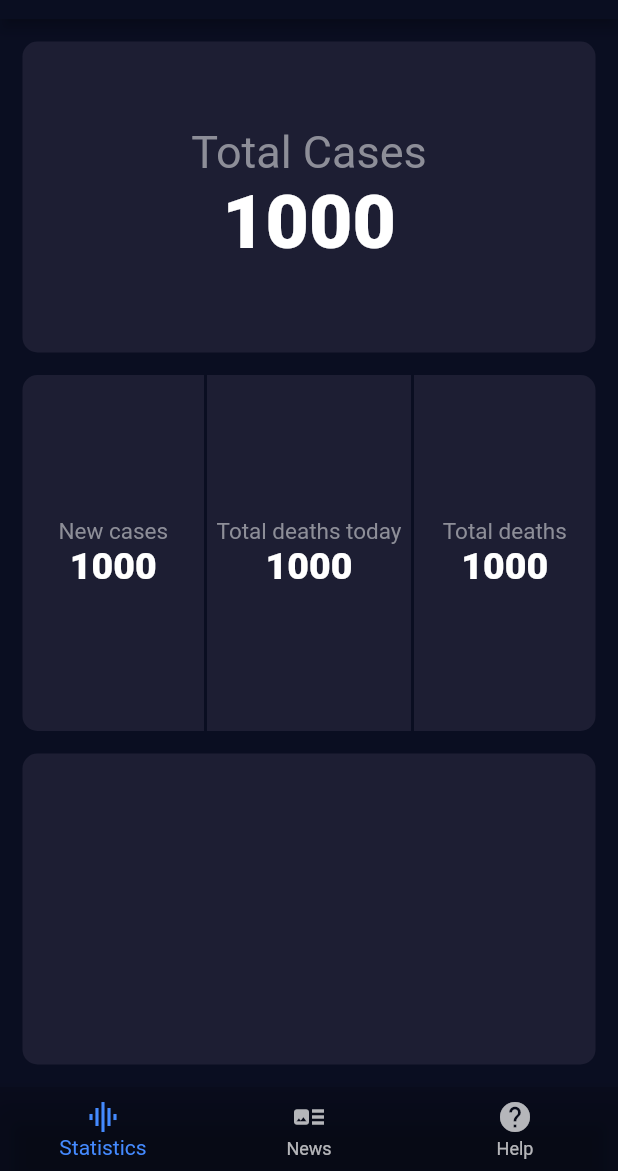
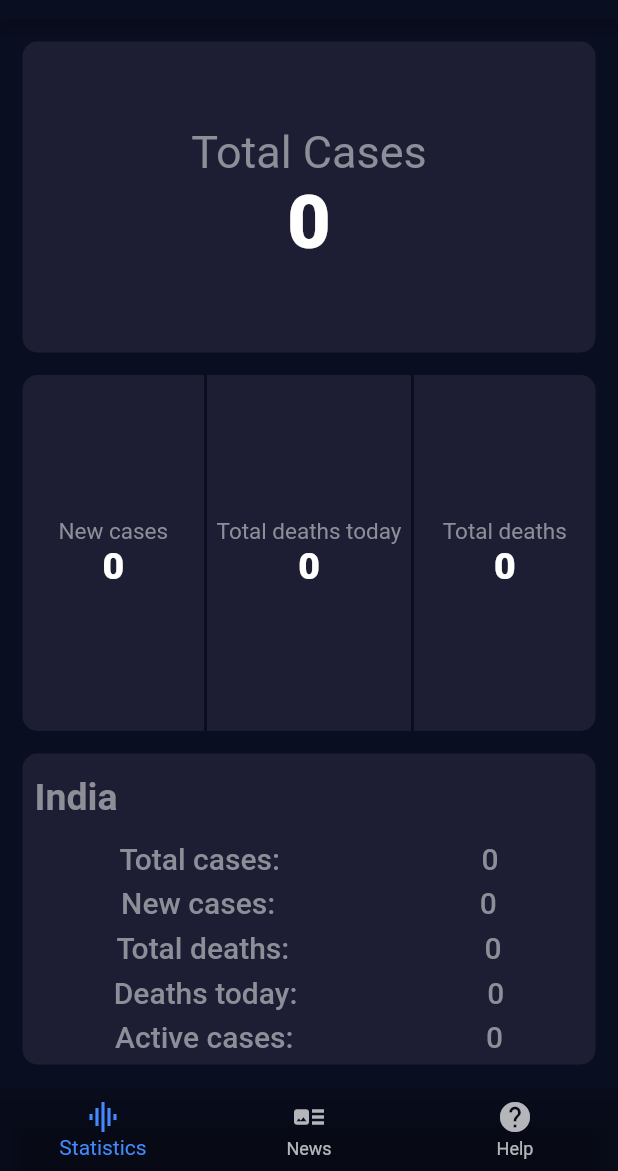
Before and after one commit to iamuv2000/covid19, a Flutter app: the screen it shows after launch, on a phone screen of 412 x 824 dp, the part 65-1236 px from its top. Run offline on Flutter 3.47's test engine with Material 2 defaults, Android fonts, the phone set to English and light mode, and no system bars; network calls fail.

Commit message:
Integrated statistics

```diff
--- a/lib/Screens/help.dart
+++ b/lib/Screens/help.dart
@@ -10,7 +10,7 @@ class _HelpScreenState extends State<HelpScreen> {
   @override
   Widget build(BuildContext context) {
     return Container(
-      child: Text("page3"),
+      child: Text("Helpline features comming soon!"),
     );
   }
 }
--- a/lib/Screens/main_page.dart
+++ b/lib/Screens/main_page.dart
@@ -11,13 +11,34 @@ class MainScreen extends StatefulWidget {
 
 class _MainScreenState extends State<MainScreen> {
 
-  int totalCases = 1000;
+  int totalCases = 0;
+  int totalNewCasesToday = 0;
+  int totalNewDeathsToday = 0;
+  int totalDeath = 0;
+  int totalCasesIndia = 0;
+  int totalNewIndiaCasesToday = 0;
+  int totalDeathIndia = 0;
+  int totalNewDeathsTodayIndia = 0;
+  int totalActiveCases = 0;
 
   void getData() async {
     NetworkHelper covidData = NetworkHelper('https://thevirustracker.com/free-api?global=stats');
+    NetworkHelper covidDataIndia = NetworkHelper('https://thevirustracker.com/free-api?countryTotal=IN');
     var globalData = await covidData.getData();
-    print(globalData);
-    //print(globalData['results'][0]);
+    var indiaData = await covidDataIndia.getData();
+    print(indiaData["countrydata"][0]);
+    setState(() {
+      totalCases = globalData['results'][0]['total_cases'];
+      totalNewCasesToday = globalData['results'][0]['total_new_cases_today'];
+      totalNewDeathsToday = globalData['results'][0]['total_new_deaths_today'];
+      totalDeath = globalData['results'][0]['total_deaths'];
+      totalCasesIndia = indiaData["countrydata"][0]["total_cases"];
+      totalNewIndiaCasesToday = indiaData["countrydata"][0]["total_new_cases_today"];
+      totalDeathIndia = indiaData["countrydata"][0]["total_deaths"];
+      totalNewDeathsTodayIndia = indiaData["countrydata"][0]["total_new_deaths_today"];
+      totalActiveCases = indiaData["countrydata"][0]["total_active_cases"];
+
+    });
   }
 
   void initState() {
@@ -27,9 +48,7 @@ class _MainScreenState extends State<MainScreen> {
 
   @override
   Widget build(BuildContext context) {
-    return Container(
-     child: Center(
-       child: Column(
+    return Column(
       children: <Widget>[
         Expanded(
           child: Row(
@@ -77,7 +96,7 @@ class _MainScreenState extends State<MainScreen> {
                             style: kLabelSubTextSize
                         ),
                         Text(
-                               '${totalCases.toString()}',
+                            '${totalNewCasesToday.toString()}',
                             style: kNumberSubTextStyle
                         ),
                       ],
@@ -100,7 +119,7 @@ class _MainScreenState extends State<MainScreen> {
                             style: kLabelSubTextSize
                         ),
                         Text(
-                               '${totalCases.toString()}',
+                            '${totalNewDeathsToday.toString()}',
                             style: kNumberSubTextStyle
                         ),
                       ],
@@ -125,7 +144,7 @@ class _MainScreenState extends State<MainScreen> {
                             style: kLabelSubTextSize
                         ),
                         Text(
-                               '${totalCases.toString()}',
+                            '${totalDeath.toString()}',
                             style: kNumberSubTextStyle
                         ),
                       ],
@@ -145,14 +164,95 @@ class _MainScreenState extends State<MainScreen> {
                       borderRadius: BorderRadius.circular(10.0),
                       color: kCardColorIndia,
                     ),
+                    child: Column(
+                      mainAxisAlignment: MainAxisAlignment.spaceEvenly,
+                      children: <Widget>[
+                        Row(
+                          children: <Widget>[
+                            Padding(
+                              padding: const EdgeInsets.all(8.0),
+                              child: Text(
+                                  'India',
+                                  style: kLabelIndia
+                              ),
+                            ),
+                          ]
+                        ),
+                        Row(
+                          mainAxisAlignment: MainAxisAlignment.spaceAround,
+                          children: <Widget>[
+                            Text(
+                                'Total cases: ',
+                                style: kNumberIndiaSubTextStyle
+                            ),
+                            Text(
+                                '${totalCasesIndia.toString()}',
+                                style: kNumberIndiaSubTextStyle
+                            ),
+                          ],
+                        ),
+                        Row(
+                          mainAxisAlignment: MainAxisAlignment.spaceAround,
+                          children: <Widget>[
+                            Text(
+                                'New cases: ',
+                                style: kNumberIndiaSubTextStyle
+                            ),
+                            Text(
+                                '${totalNewIndiaCasesToday.toString()}',
+                                style: kNumberIndiaSubTextStyle
+                            ),
+                          ],
+                        ),
+                        Row(
+                          mainAxisAlignment: MainAxisAlignment.spaceAround,
+                          children: <Widget>[
+                            Text(
+                                'Total deaths: ',
+                                style: kNumberIndiaSubTextStyle
+                            ),
+                            Text(
+                                '${totalDeathIndia.toString()}',
+                                style: kNumberIndiaSubTextStyle
+                            ),
+                          ],
+                        ),
+                        Row(
+                          mainAxisAlignment: MainAxisAlignment.spaceAround,
+                          children: <Widget>[
+                            Text(
+                                'Deaths today: ',
+                                style: kNumberIndiaSubTextStyle
+                            ),
+                            Text(
+                                '${totalNewDeathsTodayIndia.toString()}',
+                                style: kNumberIndiaSubTextStyle
+                            ),
+                          ],
+                        ),
+                        Row(
+                          mainAxisAlignment: MainAxisAlignment.spaceAround,
+                          children: <Widget>[
+                            Text(
+                                'Active cases: ',
+                                style: kNumberIndiaSubTextStyle
+                            ),
+                            Text(
+                                '${totalActiveCases.toString()}',
+                                style: kNumberIndiaSubTextStyle
+                            ),
+                          ],
+                        ),
+                      ],
+                    )
                   ),
                 ),
               ],
             )
         ),
       ],
-       ),
-     ),
     );
   }
 }
+
+//TODO: Fix overflow issue
--- a/lib/Screens/news.dart
+++ b/lib/Screens/news.dart
@@ -10,7 +10,7 @@ class _NewsScreenState extends State<NewsScreen> {
   @override
   Widget build(BuildContext context) {
     return Container(
-      child: Text("page2"),
+      child: Text("News feature coming soon!"),
     );
   }
 }
--- a/lib/constants.dart
+++ b/lib/constants.dart
@@ -23,3 +23,15 @@ const kNumberSubTextStyle = TextStyle(
     fontSize: 25,
     fontWeight: FontWeight.w900
 );
+
+const kLabelIndia = TextStyle(
+    fontSize: 25,
+    fontWeight: FontWeight.w700,
+    color: Color(0xFF8D8E98),
+);
+
+const kNumberIndiaSubTextStyle = TextStyle(
+  fontSize: 20,
+  fontWeight: FontWeight.w500,
+  color: Color(0xFF8D8E98),
+);
```
Lines whose indentation alone changed are shown as unchanged.
